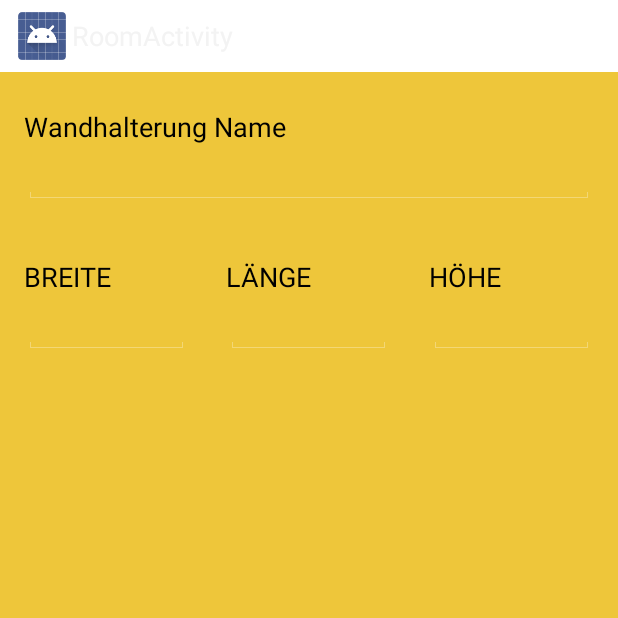
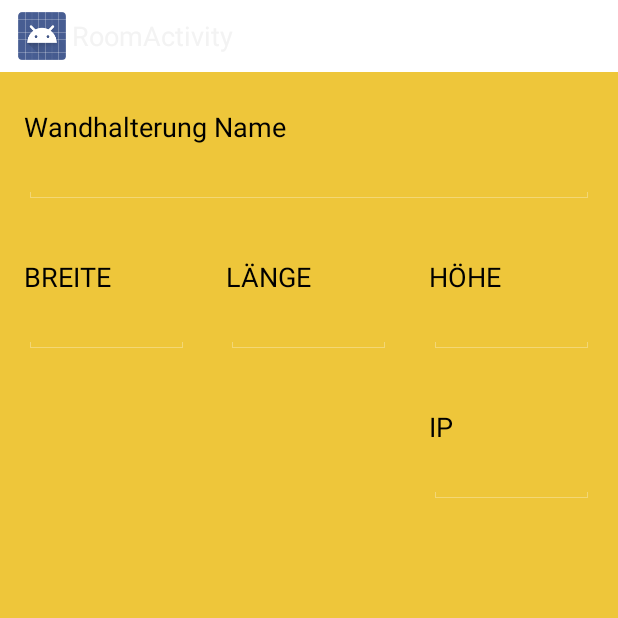
Before and after one commit to johnyso/IBA-system, an Android app: the fragment AddSpeaker placed in its activity, on a phone screen of 412 x 824 dp, the top half of it. Run offline under Robolectric (Android 15) with nearby library versions, the phone set to English and light mode, and no system bars; libraries missing offline, so code that uses them is left out: com.viewpagerindicator; 4 statements that could not run were skipped.

Commit message:
add ip to speaker

```diff
--- a/app/src/main/java/de/ibs/app/overview/AddSpeaker.java
+++ b/app/src/main/java/de/ibs/app/overview/AddSpeaker.java
@@ -20,6 +20,7 @@ public class AddSpeaker extends Fragment implements Button.OnClickListener {
     private EditText width;
     private EditText length;
     private EditText name;
+    private EditText ip;
     private TextView id;
 
     @Override
@@ -36,6 +37,7 @@ public class AddSpeaker extends Fragment implements Button.OnClickListener {
         this.width = (EditText) view.findViewById(R.id.editWidth);
         this.length = (EditText) view.findViewById(R.id.editLength);
         this.name = (EditText) view.findViewById(R.id.editName);
+        this.ip = (EditText) view.findViewById(R.id.editIp);
         this.id = (TextView) view.findViewById(R.id.id);
         this.button.setOnClickListener(this);
         return view;
@@ -47,7 +49,9 @@ public class AddSpeaker extends Fragment implements Button.OnClickListener {
         if (this.height.getText().toString().matches("")
                 || this.width.getText().toString().matches("")
                 || this.length.getText().toString().matches("")
-                || this.name.getText().toString().matches("")) {
+                || this.name.getText().toString().matches("")
+                || this.ip.getText().toString().matches("")
+                ) {
             Toast toast = Toast.makeText(getActivity(), "please Enter all Datas", Toast.LENGTH_SHORT);
             toast.show();
         } else {
--- a/app/src/main/res/layout/speaker_add_fragment.xml
+++ b/app/src/main/res/layout/speaker_add_fragment.xml
@@ -101,6 +101,27 @@
               android:maxLines="1"
               android:layout_below="@+id/textHeight"
               android:layout_alignParentEnd="true"/>
+    <TextView
+            android:layout_width="110dp"
+            android:layout_height="wrap_content"
+            android:text="@string/room_add_ip"
+            android:id="@+id/textIp"
+            android:layout_below="@id/editHeight"
+            android:layout_alignParentRight="true"
+            android:textSize="18dp"
+            android:layout_marginTop="36dp"
+            android:textColor="@color/black"
+
+            />
+    <EditText android:layout_width="110dp"
+              android:layout_height="wrap_content"
+              android:id="@+id/editIp"
+              android:inputType="number"
+              android:singleLine="true"
+              android:lines="1"
+              android:maxLines="1"
+              android:layout_below="@+id/textIp"
+              android:layout_alignParentEnd="true"/>
 
     <Button android:layout_width="match_parent"
             android:layout_height="wrap_content"
--- a/app/src/main/res/values/strings.xml
+++ b/app/src/main/res/values/strings.xml
@@ -24,5 +24,6 @@
     <string name="hello_blank_fragment">Hello blank fragment</string>
     <string name="speaker_add_name">Wandhalterung Name</string>
     <string name="button_add_speaker">Wandhalterung Speichern</string>
+    <string name="room_add_ip">IP</string>
 
 </resources>
```
